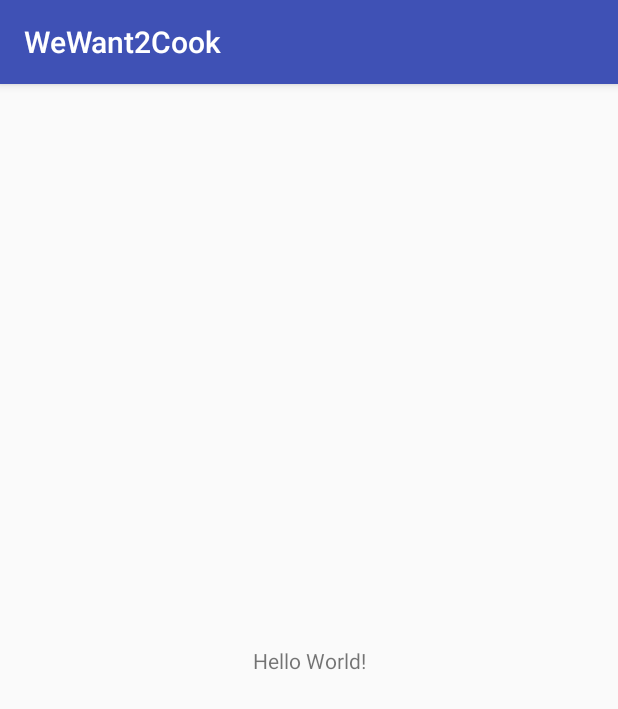
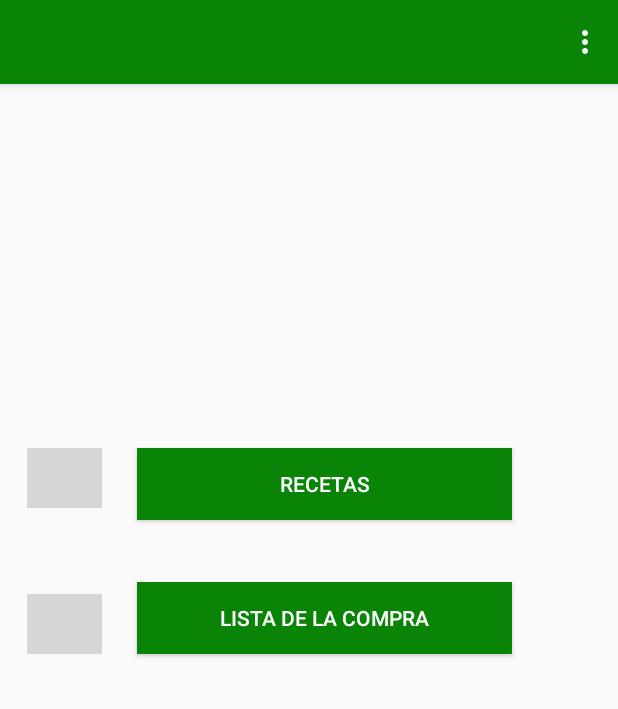
Before and after one commit to jenni-arias/WeWant2Cook, an Android app: the screen it shows after launch (WeWant2CookActivity), on a phone screen of 412 x 824 dp. Shown: the top 709 px of the screen. Run offline under Robolectric (Android 15) with nearby library versions, the phone set to English and light mode, and no system bars; grey boxes are pictures that could not be loaded.

Commit message:
WeWant2CookLayout

```diff
--- a/app/build.gradle
+++ b/app/build.gradle
@@ -21,6 +21,7 @@ android {
 
 dependencies {
     compile fileTree(dir: 'libs', include: ['*.jar'])
+    compile 'com.android.support:appcompat-v7:22.1.1'
     androidTestCompile('com.android.support.test.espresso:espresso-core:2.2.2', {
         exclude group: 'com.android.support', module: 'support-annotations'
     })
--- a/app/src/main/AndroidManifest.xml
+++ b/app/src/main/AndroidManifest.xml
@@ -4,11 +4,11 @@
 
     <application
         android:allowBackup="true"
-        android:icon="@mipmap/ic_launcher"
+        android:icon="@drawable/shop"
         android:label="@string/app_name"
-        android:roundIcon="@mipmap/ic_launcher_round"
+        android:roundIcon="@drawable/shop"
         android:supportsRtl="true"
-        android:theme="@style/AppTheme">
+        android:theme="@style/Theme.AppCompat.Light.NoActionBar">
         <activity android:name=".WeWant2CookActivity">
             <intent-filter>
                 <action android:name="android.intent.action.MAIN" />
--- a/app/src/main/java/arias/jenifer/wewant2cook/WeWant2CookActivity.java
+++ b/app/src/main/java/arias/jenifer/wewant2cook/WeWant2CookActivity.java
@@ -2,6 +2,8 @@ package arias.jenifer.wewant2cook;
 
 import android.support.v7.app.AppCompatActivity;
 import android.os.Bundle;
+import android.support.v7.widget.Toolbar;
+import android.view.Menu;
 
 public class WeWant2CookActivity extends AppCompatActivity {
 
@@ -9,5 +11,15 @@ public class WeWant2CookActivity extends AppCompatActivity {
     protected void onCreate(Bundle savedInstanceState) {
         super.onCreate(savedInstanceState);
         setContentView(R.layout.activity_we_want_2_cook);
+        Toolbar toolbar = (Toolbar) findViewById(R.id.appbar);
+        setSupportActionBar(toolbar);
+        getSupportActionBar().setDisplayShowTitleEnabled(false);
+        onCreateOptionsMenu(toolbar.getMenu());
+    }
+    @Override
+    public boolean onCreateOptionsMenu(Menu menu) {
+        // Inflate the menu; this adds items to the action bar if it is present.
+        getMenuInflater().inflate(R.menu.menu, menu);
+        return true;
     }
 }
--- a/app/src/main/res/layout/activity_we_want_2_cook.xml
+++ b/app/src/main/res/layout/activity_we_want_2_cook.xml
@@ -1,18 +1,70 @@
 <?xml version="1.0" encoding="utf-8"?>
-<android.support.constraint.ConstraintLayout xmlns:android="http://schemas.android.com/apk/res/android"
+<android.widget.RelativeLayout xmlns:android="http://schemas.android.com/apk/res/android"
     xmlns:app="http://schemas.android.com/apk/res-auto"
     xmlns:tools="http://schemas.android.com/tools"
     android:layout_width="match_parent"
     android:layout_height="match_parent"
-    tools:context="arias.jenifer.wewant2cook.WeWant2CookActivity">
+    tools:context="arias.jenifer.wewant2cook.WeWant2CookActivity"
+    android:theme="@style/Theme.AppCompat.Light.NoActionBar">
 
-    <TextView
+    <android.support.v7.widget.Toolbar xmlns:android="http://schemas.android.com/apk/res/android"
+        xmlns:app="http://schemas.android.com/apk/res-auto"
+        android:id="@+id/appbar"
+        android:layout_width="match_parent"
+        android:layout_height="wrap_content"
+        android:background="#098407"
+        android:elevation="4dp"
+        android:minHeight="?attr/actionBarSize"
+        android:theme="@style/ThemeOverlay.AppCompat.Dark.ActionBar"
+        app:popupTheme="@style/ThemeOverlay.AppCompat.Light">
+
+    </android.support.v7.widget.Toolbar>
+
+    <Button
+        android:id="@+id/button"
+        style="@style/Widget.AppCompat.Button.Colored"
+        android:layout_width="250dp"
+        android:background="#098407"
+        android:layout_height="wrap_content"
+        android:layout_marginLeft="23dp"
+        android:layout_marginStart="23dp"
+        android:text="@string/recipes"
+        android:layout_above="@+id/button2"
+        android:layout_toRightOf="@+id/imageView7"
+        android:layout_toEndOf="@+id/imageView7"
+        android:layout_marginBottom="41dp" />
+
+    <Button
+        android:id="@+id/button2"
+        style="@style/Widget.AppCompat.Button.Colored"
         android:layout_width="wrap_content"
+        android:background="#098407"
         android:layout_height="wrap_content"
-        android:text="Hello World!"
-        app:layout_constraintBottom_toBottomOf="parent"
-        app:layout_constraintLeft_toLeftOf="parent"
-        app:layout_constraintRight_toRightOf="parent"
-        app:layout_constraintTop_toTopOf="parent" />
+        android:layout_alignEnd="@+id/button"
+        android:layout_alignLeft="@+id/button"
+        android:layout_alignRight="@+id/button"
+        android:layout_alignStart="@+id/button"
+        android:layout_centerVertical="true"
+        android:text="@string/shoppingList" />
 
-</android.support.constraint.ConstraintLayout>
+    <ImageView
+        android:id="@+id/imageView5"
+        android:layout_width="50dp"
+        android:layout_height="40dp"
+        android:layout_marginLeft="18dp"
+        android:layout_marginStart="18dp"
+        app:srcCompat="@drawable/download"
+        android:layout_alignBottom="@+id/button2"
+        android:layout_alignParentLeft="true"
+        android:layout_alignParentStart="true" />
+
+    <ImageView
+        android:id="@+id/imageView7"
+        android:layout_width="50dp"
+        android:layout_height="40dp"
+        android:layout_alignLeft="@+id/imageView5"
+        android:layout_alignStart="@+id/imageView5"
+        android:layout_alignTop="@+id/button"
+        app:srcCompat="@drawable/chef" />
+
+</android.widget.RelativeLayout>
--- /dev/null
+++ b/app/src/main/res/menu/menu.xml
@@ -0,0 +1,6 @@
+<menu xmlns:android="http://schemas.android.com/apk/res/android"
+    xmlns:app="http://schemas.android.com/apk/res-auto"
+    xmlns:tools="http://schemas.android.com/tools" tools:context=".MainActivity">
+    <item android:id="@+id/action_settings" android:title="Settings"
+        android:orderInCategory="100" app:showAsAction="never" />
+</menu>
--- a/app/src/main/res/values/colors.xml
+++ b/app/src/main/res/values/colors.xml
@@ -2,5 +2,5 @@
 <resources>
     <color name="colorPrimary">#3F51B5</color>
     <color name="colorPrimaryDark">#303F9F</color>
-    <color name="colorAccent">#FF4081</color>
+    <color name="colorAccent">#098407</color>
 </resources>
--- a/app/src/main/res/values/strings.xml
+++ b/app/src/main/res/values/strings.xml
@@ -1,3 +1,5 @@
 <resources>
     <string name="app_name">WeWant2Cook</string>
+    <string name="recipes">Recetas</string>
+    <string name="shoppingList">Lista de la compra</string>
 </resources>
```
